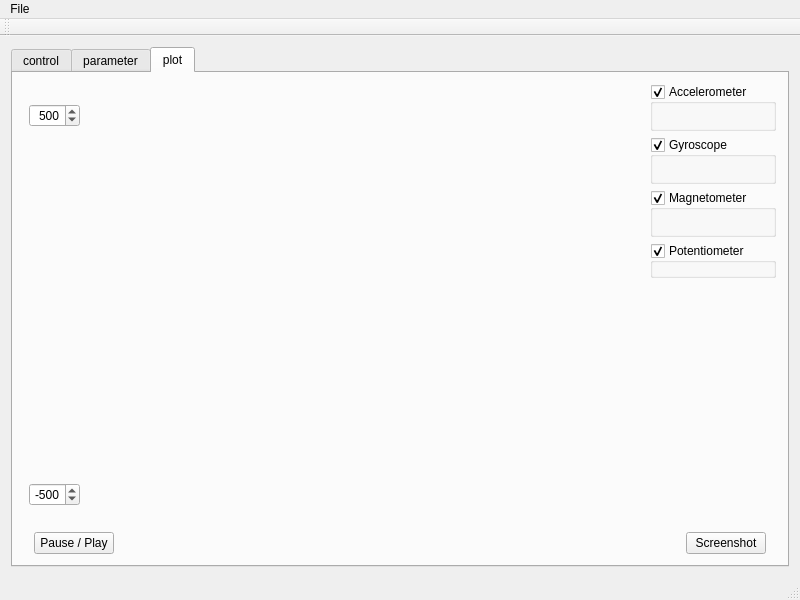
First picture: the form in software/extern/qttest/mainwindow.ui, repository wenndemann/blabot, before the edit.
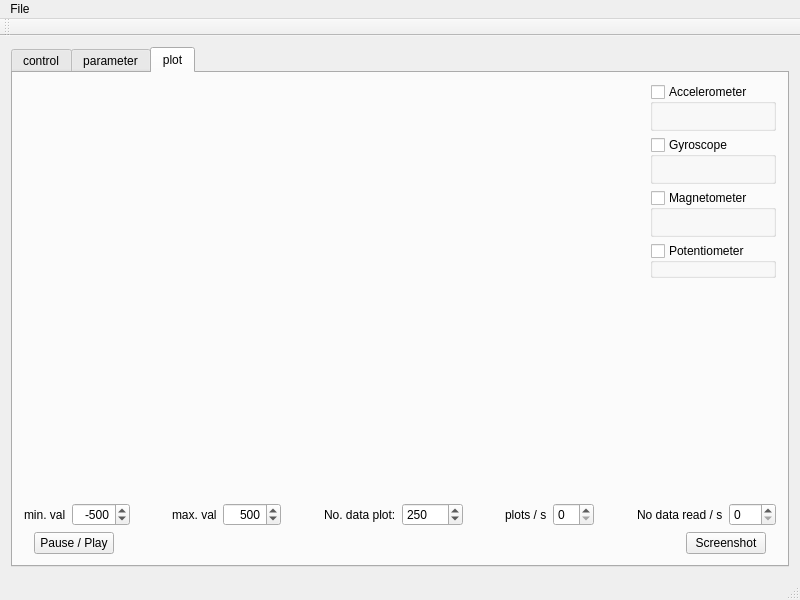
Second picture: the form after the edit. The open tabs and pages were chosen to show the change. Custom widgets are drawn as their Qt base class.

```diff
--- a/software/extern/qttest/mainwindow.ui
+++ b/software/extern/qttest/mainwindow.ui
@@ -157,77 +157,13 @@
          <layout class="QVBoxLayout" name="verticalLayout_7">
           <item>
            <layout class="QHBoxLayout" name="horizontalLayoutPlot">
-            <item>
-             <layout class="QVBoxLayout" name="verticalLayout_8">
-              <property name="leftMargin">
-               <number>5</number>
-              </property>
-              <property name="topMargin">
-               <number>20</number>
-              </property>
-              <property name="bottomMargin">
-               <number>20</number>
-              </property>
-              <item>
-               <widget class="QSpinBox" name="spinBoxPlotScaleYMax">
-                <property name="alignment">
-                 <set>Qt::AlignRight|Qt::AlignTrailing|Qt::AlignVCenter</set>
-                </property>
-                <property name="minimum">
-                 <number>-999</number>
-                </property>
-                <property name="maximum">
-                 <number>999</number>
-                </property>
-                <property name="singleStep">
-                 <number>10</number>
-                </property>
-                <property name="value">
-                 <number>500</number>
-                </property>
-               </widget>
-              </item>
-              <item>
-               <spacer name="verticalSpacer_2">
-                <property name="orientation">
-                 <enum>Qt::Vertical</enum>
-                </property>
-                <property name="sizeHint" stdset="0">
-                 <size>
-                  <width>20</width>
-                  <height>40</height>
-                 </size>
-                </property>
-               </spacer>
-              </item>
-              <item>
-               <widget class="QSpinBox" name="spinBoxPlotScaleYMin">
-                <property name="layoutDirection">
-                 <enum>Qt::LeftToRight</enum>
-                </property>
-                <property name="alignment">
-                 <set>Qt::AlignRight|Qt::AlignTrailing|Qt::AlignVCenter</set>
-                </property>
-                <property name="minimum">
-                 <number>-999</number>
-                </property>
-                <property name="maximum">
-                 <number>999</number>
-                </property>
-                <property name="singleStep">
-                 <number>10</number>
-                </property>
-                <property name="value">
-                 <number>-500</number>
-                </property>
-               </widget>
-              </item>
-             </layout>
-            </item>
+            <property name="leftMargin">
+             <number>0</number>
+            </property>
             <item>
              <widget class="GraphPlotter" name="widgetPlot" native="true">
               <property name="sizePolicy">
-               <sizepolicy hsizetype="Expanding" vsizetype="Preferred">
+               <sizepolicy hsizetype="Expanding" vsizetype="Expanding">
                 <horstretch>0</horstretch>
                 <verstretch>0</verstretch>
                </sizepolicy>
@@ -238,12 +174,18 @@
              <layout class="QVBoxLayout" name="verticalLayout_5">
               <item>
                <widget class="QGroupBox" name="groupBoxAccel">
+                <property name="enabled">
+                 <bool>true</bool>
+                </property>
                 <property name="title">
                  <string>Accelerometer</string>
                 </property>
                 <property name="checkable">
                  <bool>true</bool>
                 </property>
+                <property name="checked">
+                 <bool>false</bool>
+                </property>
                 <layout class="QVBoxLayout" name="verticalLayout_4">
                  <property name="topMargin">
                   <number>6</number>
@@ -271,6 +213,9 @@
                 <property name="checkable">
                  <bool>true</bool>
                 </property>
+                <property name="checked">
+                 <bool>false</bool>
+                </property>
                 <layout class="QVBoxLayout" name="verticalLayout">
                  <property name="topMargin">
                   <number>6</number>
@@ -298,6 +243,9 @@
                 <property name="checkable">
                  <bool>true</bool>
                 </property>
+                <property name="checked">
+                 <bool>false</bool>
+                </property>
                 <layout class="QVBoxLayout" name="verticalLayout_2">
                  <property name="topMargin">
                   <number>6</number>
@@ -325,6 +273,9 @@
                 <property name="checkable">
                  <bool>true</bool>
                 </property>
+                <property name="checked">
+                 <bool>false</bool>
+                </property>
                 <layout class="QVBoxLayout" name="verticalLayout_3">
                  <property name="topMargin">
                   <number>6</number>
@@ -355,6 +306,167 @@
             </item>
            </layout>
           </item>
+          <item>
+           <layout class="QHBoxLayout" name="horizontalLayoutPlotParams">
+            <property name="spacing">
+             <number>6</number>
+            </property>
+            <item>
+             <widget class="QLabel" name="label_4">
+              <property name="text">
+               <string>min. val</string>
+              </property>
+             </widget>
+            </item>
+            <item>
+             <widget class="QSpinBox" name="spinBoxPlotScaleYMin">
+              <property name="layoutDirection">
+               <enum>Qt::LeftToRight</enum>
+              </property>
+              <property name="alignment">
+               <set>Qt::AlignRight|Qt::AlignTrailing|Qt::AlignVCenter</set>
+              </property>
+              <property name="minimum">
+               <number>-9999</number>
+              </property>
+              <property name="maximum">
+               <number>9999</number>
+              </property>
+              <property name="singleStep">
+               <number>10</number>
+              </property>
+              <property name="value">
+               <number>-500</number>
+              </property>
+             </widget>
+            </item>
+            <item>
+             <spacer name="horizontalSpacer_2">
+              <property name="orientation">
+               <enum>Qt::Horizontal</enum>
+              </property>
+              <property name="sizeHint" stdset="0">
+               <size>
+                <width>40</width>
+                <height>20</height>
+               </size>
+              </property>
+             </spacer>
+            </item>
+            <item>
+             <widget class="QLabel" name="label_5">
+              <property name="text">
+               <string>max. val</string>
+              </property>
+             </widget>
+            </item>
+            <item>
+             <widget class="QSpinBox" name="spinBoxPlotScaleYMax">
+              <property name="alignment">
+               <set>Qt::AlignRight|Qt::AlignTrailing|Qt::AlignVCenter</set>
+              </property>
+              <property name="minimum">
+               <number>-9999</number>
+              </property>
+              <property name="maximum">
+               <number>9999</number>
+              </property>
+              <property name="singleStep">
+               <number>10</number>
+              </property>
+              <property name="value">
+               <number>500</number>
+              </property>
+             </widget>
+            </item>
+            <item>
+             <spacer name="horizontalSpacer_5">
+              <property name="orientation">
+               <enum>Qt::Horizontal</enum>
+              </property>
+              <property name="sizeHint" stdset="0">
+               <size>
+                <width>40</width>
+                <height>20</height>
+               </size>
+              </property>
+             </spacer>
+            </item>
+            <item>
+             <widget class="QLabel" name="label">
+              <property name="text">
+               <string>No. data plot:</string>
+              </property>
+             </widget>
+            </item>
+            <item>
+             <widget class="QSpinBox" name="spinBoxPlotScaleXMin">
+              <property name="minimum">
+               <number>1</number>
+              </property>
+              <property name="maximum">
+               <number>99999</number>
+              </property>
+              <property name="singleStep">
+               <number>100</number>
+              </property>
+              <property name="value">
+               <number>250</number>
+              </property>
+             </widget>
+            </item>
+            <item>
+             <spacer name="horizontalSpacer_4">
+              <property name="orientation">
+               <enum>Qt::Horizontal</enum>
+              </property>
+              <property name="sizeHint" stdset="0">
+               <size>
+                <width>40</width>
+                <height>20</height>
+               </size>
+              </property>
+             </spacer>
+            </item>
+            <item>
+             <widget class="QLabel" name="label_2">
+              <property name="text">
+               <string>plots / s</string>
+              </property>
+             </widget>
+            </item>
+            <item>
+             <widget class="QSpinBox" name="spinBoxPlotsPerSecond"/>
+            </item>
+            <item>
+             <spacer name="horizontalSpacer_3">
+              <property name="orientation">
+               <enum>Qt::Horizontal</enum>
+              </property>
+              <property name="sizeHint" stdset="0">
+               <size>
+                <width>40</width>
+                <height>20</height>
+               </size>
+              </property>
+             </spacer>
+            </item>
+            <item>
+             <widget class="QLabel" name="label_3">
+              <property name="text">
+               <string>No data read / s</string>
+              </property>
+             </widget>
+            </item>
+            <item>
+             <widget class="QSpinBox" name="spinBoxDataShiftsPerSecond">
+              <property name="maximum">
+               <number>999</number>
+              </property>
+             </widget>
+            </item>
+           </layout>
+          </item>
           <item>
            <layout class="QHBoxLayout" name="horizontalLayoutPlotCtrl">
             <property name="leftMargin">
```
Left out of the diff: 6 changed lines with no effect on the pictures.
